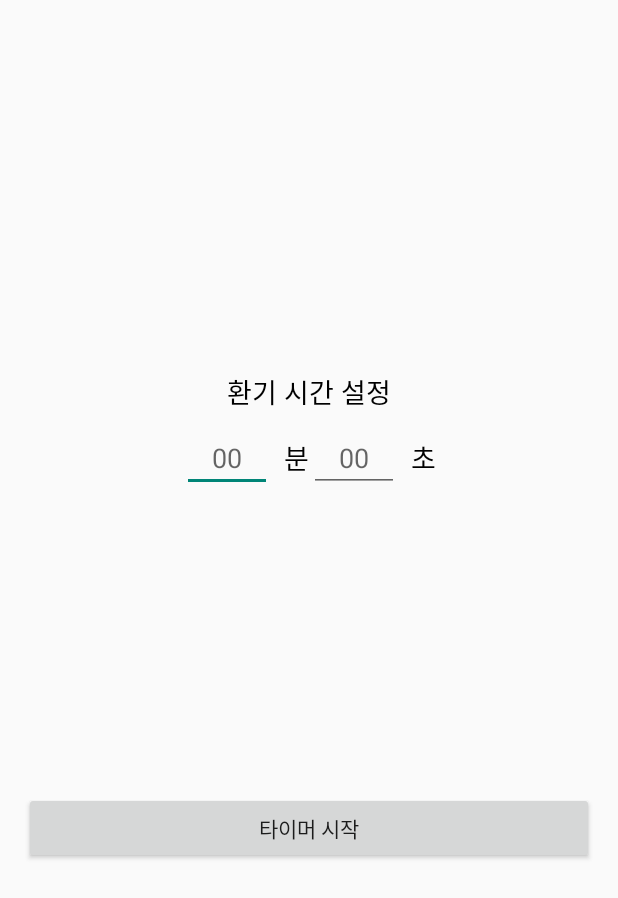
After one commit to Sindongyeob/application_limit_usage, an Android app built with Jetpack Compose: the TimerMainActivity screen opened directly, with no data from a screen before it, on a phone screen of 412 x 824 dp. The commit adds this screen. Shown: the top 898 px of the screen. Run offline under Robolectric (Android 15) with nearby library versions, the phone set to English and light mode, and no system bars.

Commit message:
환기 기능 이식

```diff
--- /dev/null
+++ b/app/src/main/java/com/example/app_usage_limit/TimerMainActivity.kt
@@ -0,0 +1,96 @@
+package com.example.app_usage_limit
+
+import android.content.Intent
+import android.net.Uri
+import android.os.Bundle
+import android.provider.Settings
+import android.widget.Button
+import android.widget.EditText
+import android.widget.Toast
+import androidx.appcompat.app.AppCompatActivity
+import androidx.core.content.ContextCompat
+
+class TimerMainActivity : AppCompatActivity() {
+
+    private lateinit var inputMinutes: EditText
+    private lateinit var inputSeconds: EditText
+    private lateinit var startTimerButton: Button
+
+    private var isTimerRunning = false  // 기존 UI 상태용 변수
+
+    override fun onCreate(savedInstanceState: Bundle?) {
+        super.onCreate(savedInstanceState)
+        setContentView(R.layout.activity_main)
+
+        inputMinutes = findViewById(R.id.inputMinutes)
+        inputSeconds = findViewById(R.id.inputSeconds)
+        startTimerButton = findViewById(R.id.startTimerButton)
+
+        // 1. SharedPreferences에서 백그라운드 타이머 실행 여부 불러오기
+        val prefs = getSharedPreferences("timer_prefs", MODE_PRIVATE)
+        val isTimerRunningInBackground = prefs.getBoolean("isTimerRunning", false)
+
+        // 2. 만약 백그라운드에서 타이머 실행 중이면 UI 상태도 맞춤
+        if (isTimerRunningInBackground) {
+            startTimerButton.text = "타이머 중지"
+            isTimerRunning = true
+        } else {
+            startTimerButton.text = "타이머 시작"
+            isTimerRunning = false
+        }
+
+        if (!Settings.canDrawOverlays(this)) {
+            val intent = Intent(
+                Settings.ACTION_MANAGE_OVERLAY_PERMISSION,
+                Uri.parse("package:$packageName")
+            )
+            startActivity(intent)
+        }
+
+        startTimerButton.setOnClickListener {
+            if(!isTimerRunning){
+                val minutesStr = inputMinutes.text.toString()
+                val secondsStr = inputSeconds.text.toString()
+
+                val minutes = minutesStr.toLongOrNull() ?: 0L
+                val seconds = secondsStr.toLongOrNull() ?: 0L
+
+                if (minutes == 0L && seconds == 0L) {
+                    Toast.makeText(this, "분 또는 초 단위로 시간을 입력하세요", Toast.LENGTH_SHORT).show()
+                    return@setOnClickListener
+                }
+
+                if (seconds !in 0..59) {
+                    Toast.makeText(this, "초는 0~59 사이의 값이어야 합니다", Toast.LENGTH_SHORT).show()
+                    return@setOnClickListener
+                }
+
+                val duration = (minutes * 60 + seconds) * 1000L  // 밀리초 변환
+
+                val serviceIntent = Intent(this, TimerService::class.java).apply {
+                    action = "START_TIMER"
+                    putExtra("durationMillis", duration)
+                }
+                ContextCompat.startForegroundService(this, serviceIntent)
+
+                Toast.makeText(this, "타이머 시작: ${minutes}분 ${seconds}초", Toast.LENGTH_SHORT).show()
+                startTimerButton.text = "타이머 중지"
+                isTimerRunning = true
+
+                // 3. SharedPreferences에 실행 상태 저장
+                prefs.edit().putBoolean("isTimerRunning", true).apply()
+            } else {
+                Toast.makeText(this, "타이머 중지", Toast.LENGTH_SHORT).show()
+                val stopIntent = Intent(this, TimerService::class.java).apply {
+                    action = "STOP_TIMER"
+                }
+                startService(stopIntent)
+                startTimerButton.text = "타이머 시작"
+                isTimerRunning = false
+
+                // 4. SharedPreferences에 실행 상태 저장
+                prefs.edit().putBoolean("isTimerRunning", false).apply()
+            }
+        }
+    }
+}
--- /dev/null
+++ b/app/src/main/res/layout/activity_main.xml
@@ -0,0 +1,68 @@
+<?xml version="1.0" encoding="utf-8"?>
+<LinearLayout
+    xmlns:android="http://schemas.android.com/apk/res/android"
+    android:orientation="vertical"
+    android:gravity="center"
+    android:layout_gravity="center"
+    android:padding="16dp"
+    android:layout_width="match_parent"
+    android:layout_height="match_parent">
+
+    <TextView
+        android:text="환기 시간 설정"
+        android:textColor="#000000"
+        android:textSize="18sp"
+        android:layout_width="wrap_content"
+        android:layout_height="wrap_content"/>
+
+
+    <LinearLayout
+        android:layout_width="wrap_content"
+        android:layout_height="wrap_content"
+        android:orientation="horizontal"
+        android:layout_marginTop="8dp"
+        android:gravity="center_vertical">
+
+        <EditText
+            android:id="@+id/inputMinutes"
+            android:inputType="number"
+            android:hint="00"
+            android:gravity="center"
+            android:layout_width="60dp"
+            android:layout_height="wrap_content"/>
+
+        <TextView
+            android:text="분"
+            android:textColor="#000000"
+            android:textSize="18sp"
+            android:layout_width="wrap_content"
+            android:layout_height="wrap_content"
+            android:layout_marginStart="8dp"/>
+
+        <EditText
+            android:id="@+id/inputSeconds"
+            android:inputType="number"
+            android:hint="00"
+            android:gravity="center"
+            android:layout_width="60dp"
+            android:layout_height="wrap_content"/>
+
+        <TextView
+            android:text="초"
+            android:textColor="#000000"
+            android:textSize="18sp"
+            android:layout_width="wrap_content"
+            android:layout_height="wrap_content"
+            android:layout_marginStart="8dp"/>
+    </LinearLayout>
+
+
+
+    <Button
+        android:id="@+id/startTimerButton"
+        android:text="타이머 시작"
+        android:layout_width="match_parent"
+        android:layout_height="wrap_content"
+        android:layout_marginTop="200dp"/>
+
+</LinearLayout>
```
Also changed, not shown: app/src/main/AndroidManifest.xml (+15 -0 lines), app/src/main/java/com/example/app_usage_limit/TimerService.kt (added, +101 -0 lines), app/src/main/java/com/example/app_usage_limit/ui/screens/AppNavigator.kt (+11 -1 lines), app/src/main/java/com/example/app_usage_limit/util/OverlayUtill.kt (added, +65 -0 lines), app/src/main/res/layout/overlay_block_screen.xml (added, +25 -0 lines).
